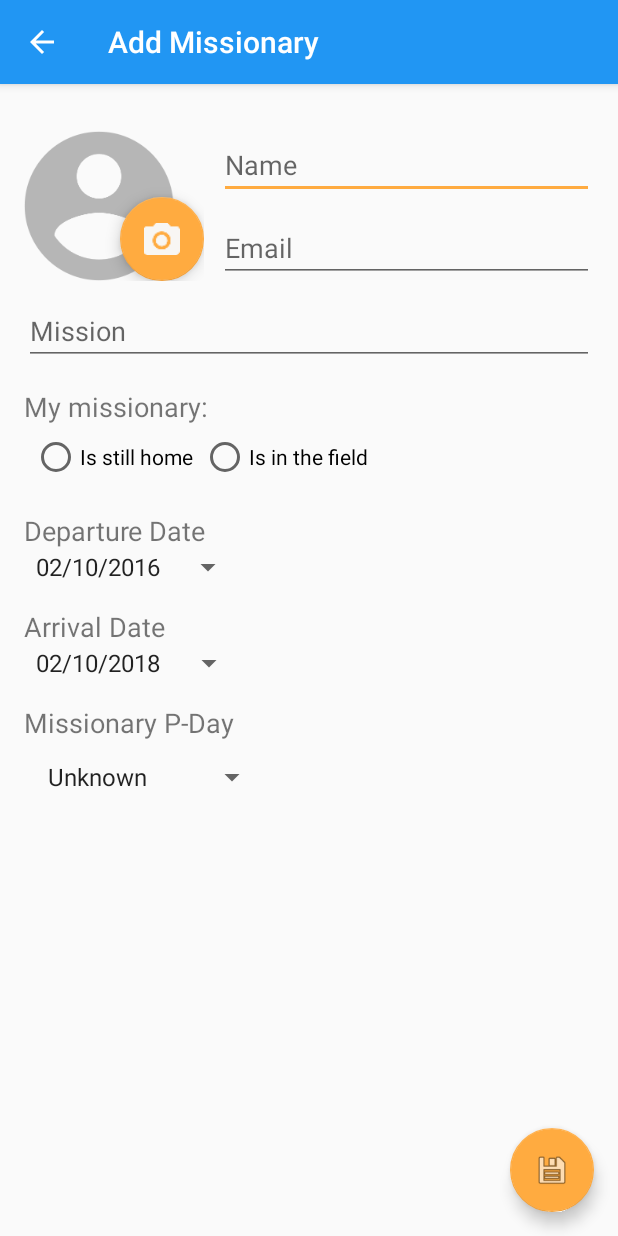
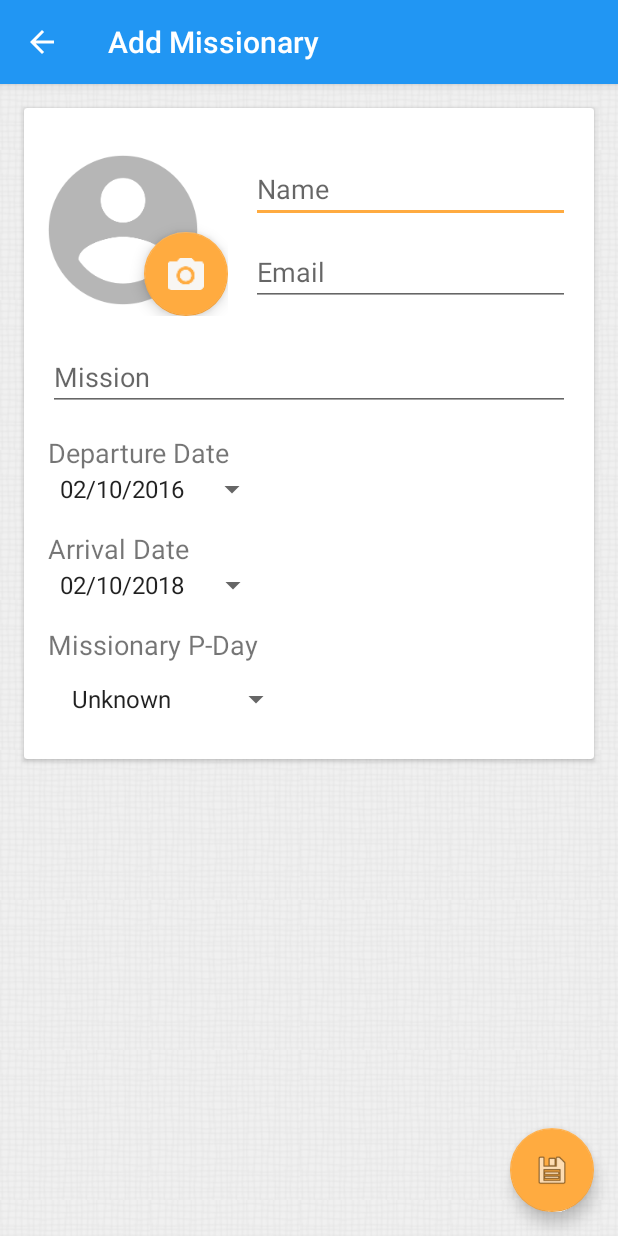
Before and after one commit to loganbentley/MissionaryTracker2, an Android app: the AddMissionaryActivity screen opened directly, with no data from a screen before it, on a phone screen of 412 x 824 dp. Run offline under Robolectric (Android 15) with nearby library versions, the phone set to English and light mode, and no system bars; our stand-ins replace Picasso; libraries missing offline, so code that uses them is left out: com.parse; pictures from the network do not load.

Commit message:
Fun-ctionality added :D

```diff
--- a/app/src/main/AndroidManifest.xml
+++ b/app/src/main/AndroidManifest.xml
@@ -93,6 +93,9 @@
                 android:name="android.support.PARENT_ACTIVITY"
                 android:value="missionarytracker.bent.com.missionarytracker.MyMissionariesActivity" />
         </activity>
+        <meta-data
+            android:name="io.fabric.ApiKey"
+            android:value="78611f589eceaf32dfe9f6362a3f8a65e3ae38a5" />
     </application>
 
 </manifest>
--- a/app/src/main/java/missionarytracker/bent/com/missionarytracker/utils/MyApp.java
+++ b/app/src/main/java/missionarytracker/bent/com/missionarytracker/utils/MyApp.java
@@ -2,8 +2,10 @@ package missionarytracker.bent.com.missionarytracker.utils;
 
 import android.app.Application;
 
+import com.crashlytics.android.Crashlytics;
 import com.parse.Parse;
 import com.parse.ParseFacebookUtils;
+import io.fabric.sdk.android.Fabric;
 
 /**
  * Created by Logan on 1/6/2016.
@@ -12,6 +14,7 @@ public class MyApp extends Application {
     @Override
     public void onCreate() {
         super.onCreate();
+        Fabric.with(this, new Crashlytics());
         // Enable Local Datastore.
         Parse.enableLocalDatastore(this);
 
--- a/app/src/main/res/layout/activity_add_missionary.xml
+++ b/app/src/main/res/layout/activity_add_missionary.xml
@@ -5,7 +5,8 @@
     android:layout_width="match_parent"
     android:layout_height="match_parent"
     android:fitsSystemWindows="true"
-    tools:context="missionarytracker.bent.com.missionarytracker.AddMissionaryActivity">
+    tools:context="missionarytracker.bent.com.missionarytracker.AddMissionaryActivity"
+    android:background="@drawable/grey_repeating">
 
     <android.support.design.widget.AppBarLayout
         android:layout_width="match_parent"
@@ -21,7 +22,17 @@
 
     </android.support.design.widget.AppBarLayout>
 
-    <include layout="@layout/content_add_missionary" />
+    <android.support.v7.widget.CardView
+        android:layout_width="match_parent"
+        android:layout_marginTop="72dp"
+        android:layout_marginLeft="16dp"
+        android:layout_marginRight="16dp"
+        android:layout_marginBottom="16dp"
+        android:layout_height="wrap_content">
+
+        <include layout="@layout/content_add_missionary" />
+
+    </android.support.v7.widget.CardView>
 
     <android.support.design.widget.FloatingActionButton
         android:id="@+id/save_fab"
--- a/app/src/main/res/layout/activity_login.xml
+++ b/app/src/main/res/layout/activity_login.xml
@@ -5,7 +5,8 @@
     android:layout_width="match_parent"
     android:layout_height="match_parent"
     android:fitsSystemWindows="true"
-    tools:context="missionarytracker.bent.com.missionarytracker.LoginActivity">
+    tools:context="missionarytracker.bent.com.missionarytracker.LoginActivity"
+    android:background="@drawable/grey_repeating">
 
     <android.support.design.widget.AppBarLayout
         android:layout_width="match_parent"
--- a/app/src/main/res/layout/activity_missionary_details.xml
+++ b/app/src/main/res/layout/activity_missionary_details.xml
@@ -5,7 +5,8 @@
     android:layout_width="match_parent"
     android:layout_height="match_parent"
     android:fitsSystemWindows="true"
-    tools:context="missionarytracker.bent.com.missionarytracker.MissionaryDetailsActivity">
+    tools:context="missionarytracker.bent.com.missionarytracker.MissionaryDetailsActivity"
+    android:background="@drawable/grey_repeating">
 
     <android.support.design.widget.AppBarLayout
         android:layout_width="match_parent"
@@ -29,6 +30,7 @@
                 android:layout_width="100dp"
                 android:layout_height="100dp"
                 android:layout_margin="16dp"
+                android:padding="16dp"
                 android:background="@mipmap/ic_account_circle_white_24px"
                 android:layout_weight=".1"/>
 
--- a/app/src/main/res/layout/activity_my_missionaries.xml
+++ b/app/src/main/res/layout/activity_my_missionaries.xml
@@ -72,7 +72,7 @@
             android:layout_height="wrap_content"
             android:layout_gravity="bottom|end"
             android:layout_margin="@dimen/fab_margin"
-            android:src="@android:drawable/ic_input_add" />
+            android:src="@mipmap/ic_action_add" />
 
     </FrameLayout>
 
--- a/app/src/main/res/layout/content_add_missionary.xml
+++ b/app/src/main/res/layout/content_add_missionary.xml
@@ -17,12 +17,16 @@
 
         <LinearLayout
             android:layout_width="match_parent"
-            android:layout_height="wrap_content"
+            android:layout_height="115dp"
+            android:paddingBottom="8dp"
             android:orientation="horizontal">
 
             <FrameLayout
                 android:layout_width="wrap_content"
-                android:layout_height="wrap_content"
+                android:layout_height="115dp"
+                android:paddingBottom="8dp"
+                android:paddingEnd="5dp"
+                android:paddingRight="5dp"
                 android:orientation="vertical">
 
                 <missionarytracker.bent.com.missionarytracker.utils.RoundedImageView
@@ -88,37 +92,6 @@
             android:maxLines="1"
             android:singleLine="true"/>
 
-
-        <LinearLayout style="@style/fieldContainer">
-
-            <TextView
-                android:layout_width="wrap_content"
-                android:layout_height="wrap_content"
-                android:text="@string/my_missionary"
-                android:textSize="18sp"
-                android:paddingRight="5dp"/>
-
-            <RadioGroup
-                android:id="@+id/gender_radio_group"
-                android:layout_width="wrap_content"
-                android:layout_height="wrap_content"
-                android:orientation="horizontal"
-                android:padding="5dp">
-
-                <RadioButton
-                    android:layout_width="wrap_content"
-                    android:layout_height="wrap_content"
-                    android:text="@string/is_still_home"
-                    android:paddingRight="5dp"/>
-
-                <RadioButton
-                    android:layout_width="wrap_content"
-                    android:layout_height="wrap_content"
-                    android:text="@string/is_in_the_field"/>
-
-            </RadioGroup>
-
-        </LinearLayout>
 
         <LinearLayout style="@style/fieldContainer">
 
```
Also changed, not shown: app/build.gradle (+15 -1 lines), app/src/main/java/missionarytracker/bent/com/missionarytracker/AddMissionaryActivity.java (+13 -6 lines), app/src/main/java/missionarytracker/bent/com/missionarytracker/MapsActivity.java (+62 -4 lines), app/src/main/java/missionarytracker/bent/com/missionarytracker/MissionaryDetailsActivity.java (+9 -1 lines), app/src/main/java/missionarytracker/bent/com/missionarytracker/models/MissionaryModel.java (+18 -10 lines), app/src/main/res/mipmap-hdpi/ic_action_add.png (added), app/src/main/res/mipmap-mdpi/ic_action_add.png (added), app/src/main/res/mipmap-xhdpi/ic_action_add.png (added), app/src/main/res/mipmap-xxhdpi/ic_action_add.png (added), 2 other files.
